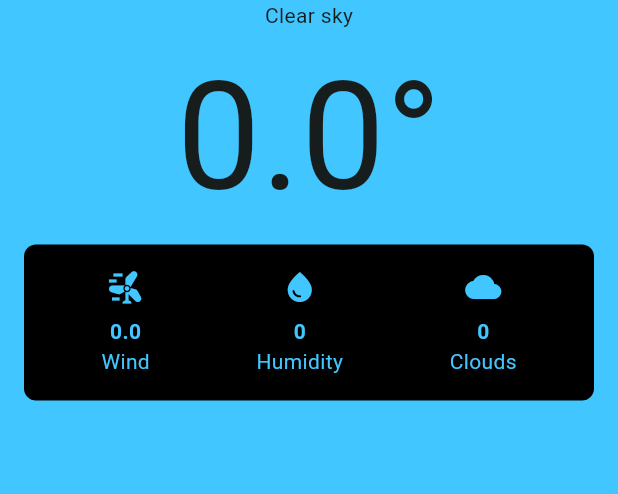
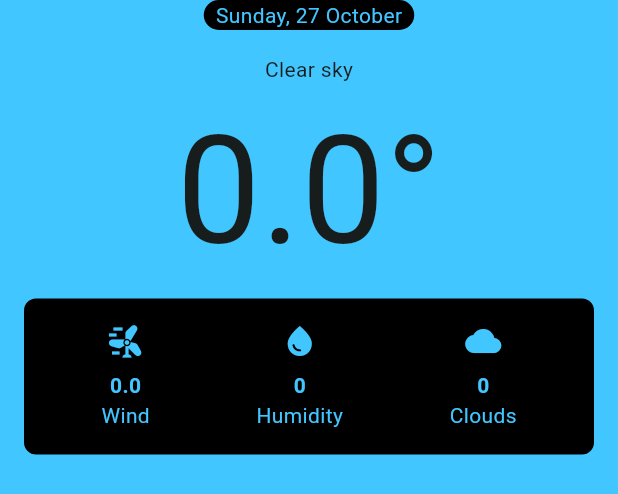
Before and after one commit to whosjorge23/weather_clean_architecture, a Flutter app: the WeatherPageContent widget shown alone on an empty page, opened directly with empty values, on a phone screen of 412 x 824 dp. Shown: the top 494 px of the screen. Run offline on Flutter 3.47's test engine with Material 3 defaults, Android fonts, the light colour scheme and no system bars; our stand-ins replace bloc, dio, equatable, flutter_bloc, freezed_annotation, gap and 5 more; missing offline and left inert: geolocator_platform_interface; generated files the repository leaves out were written again.

Commit message:
Update Design

```diff
--- a/lib/features/weather/weather_page.dart
+++ b/lib/features/weather/weather_page.dart
@@ -24,7 +24,10 @@ class WeatherPage extends StatelessWidget {
         },
         builder: (context, state) => switch (state) {
           WeatherData() => WeatherPageContent(state.weather),
-          WeatherLoading() => const Center(child: CircularProgressIndicator()),
+          WeatherLoading() => const Center(
+                child: CircularProgressIndicator(
+              color: Colors.black,
+            )),
           _ => Container(),
         },
       ),
--- a/lib/features/weather/widgets/weather_page_content.dart
+++ b/lib/features/weather/widgets/weather_page_content.dart
@@ -1,5 +1,6 @@
 import 'package:flutter/material.dart';
 import 'package:gap/gap.dart';
+import 'package:intl/intl.dart';
 import 'package:weather_clean_architecture/core/shared/context_extension.dart';
 import 'package:weather_clean_architecture/core/shared/enums/weather_code_enum.dart';
 import 'package:weather_clean_architecture/domain/entities/weather_response_entity.dart';
@@ -36,6 +37,20 @@ class WeatherPageContent extends StatelessWidget {
           // Text(
           //   'Apparent Temperature: ${weatherEntity.current?.apparentTemperature}${weatherEntity.currentUnits?.temperature2m}',
           // ),
+          Container(
+            padding: const EdgeInsets.symmetric(horizontal: 8),
+            decoration: BoxDecoration(
+              color: Colors.black,
+              borderRadius: BorderRadius.circular(16),
+            ),
+            child: Text(
+              "${DateFormat('EEEE, d MMMM').format(DateTime.now())}",
+              style: const TextStyle(
+                color: Color(0xff42c6ff),
+              ),
+            ),
+          ),
+          const Gap(16),
           switch (weatherEntity.current?.weatherCode) {
             WeatherCodeEnum.clearsky => Text(context.l10n.clearsky),
             WeatherCodeEnum.mainlyclear => Text(context.l10n.mainlyclear),
```
